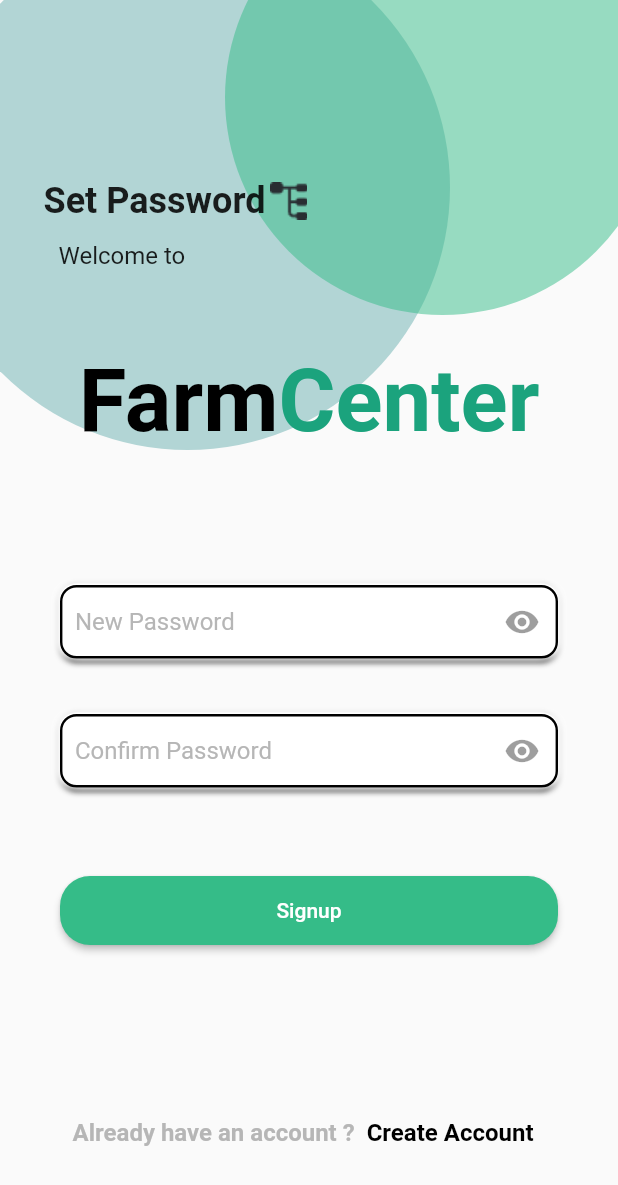
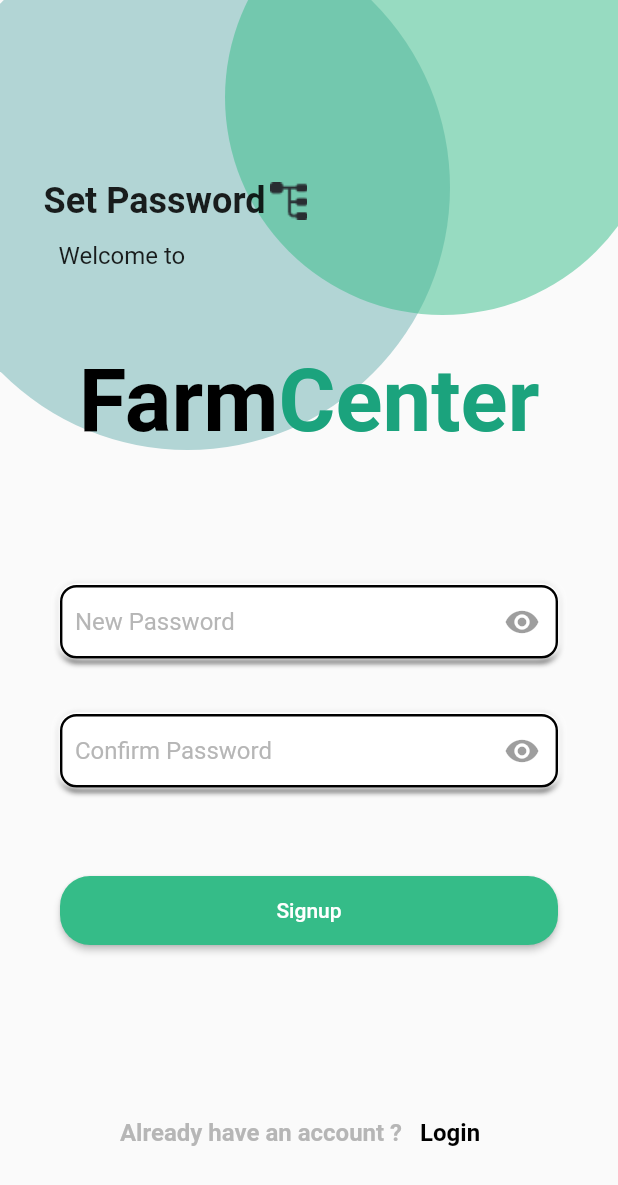
Before and after one commit to OsanKarki/FARMERS_MARKET, a Flutter app: the SetPasswordPage screen opened by its route, on a phone screen of 412 x 824 dp. Shown: the top 1185 px of the screen. Run offline on Flutter 3.47's test engine with Material 2 defaults, Android fonts, the phone set to English and light mode, and no system bars; our stand-ins replace dartz, dio, flutter_svg, get, internet_connection_checker, pinput and 1 more; project files that could hold a hidden picture were left out.

Commit message:
update: message null error solved and reached to set password page

```diff
--- a/lib/core/utils/routes.dart
+++ b/lib/core/utils/routes.dart
@@ -43,7 +43,7 @@ class AppRoutes{
     GetPage(name: farmerSignPage, page:()=> const SignUpPage(),bindings:[SignUPBindings()] ),
     GetPage(name: farmerHomePage, page:()=> const FarmerHomePage()),
     GetPage(name: governmentHomePage, page:()=> const GovernmentHomePage()),
-    GetPage(name: otpVerificationPage, page:()=> const OtpVerificationPage(),bindings:[SignUPBindings()]),
+    GetPage(name: otpVerificationPage, page:()=> const OtpVerificationPage()),
     GetPage(name: setPasswordPage, page:()=> const SetPasswordPage()),
     GetPage(name: addressDetailsPage, page:()=> const AddressDetailsPage()),
     GetPage(name: personalDetailsPage, page:()=> const PersonalDetailsPage()),
--- a/lib/features/auth/signup_page/controller/signup_controller.dart
+++ b/lib/features/auth/signup_page/controller/signup_controller.dart
@@ -39,7 +39,7 @@ class SignUpController extends GetxController {
     isLoading.value = true;
     signupOtpResponse =
         await Get.find<SignUpRepository>().farmerSignupOtp(farmerSignupOtp);
-    if (signupOtpResponse.hasData) {print("@@@@@@@@@@@@@@22");
+    if (signupOtpResponse.hasData) {
       final message = signupOtpResponse.data;
       final data = SuccessResponse.fromJson(message);
       isLoading.value = false;
--- a/lib/features/auth/signup_page/set_password_page.dart
+++ b/lib/features/auth/signup_page/set_password_page.dart
@@ -146,7 +146,7 @@ class SetPasswordPage extends StatelessWidget {
                           ),
                           TextButton(
                             onPressed: () {},
-                            child: const Text('Create Account',
+                            child: const Text('Login',
                                 style: TextStyle(
                                     color: Colors.black,
                                     fontSize: 16,
```
Also changed, not shown: lib/core/utils/sucess_model.dart (+8 -5 lines).
